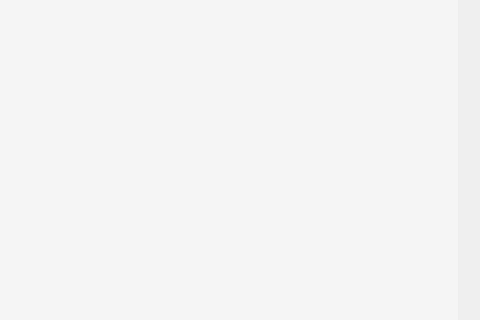
Qt form gestcommandes.ui (Farah-Torkhani/Smart_Printing_Office_QT) before a commit; both pictures show x 840 to 1320 and y 208 to 528 of the 1320 by 700 pixel window.
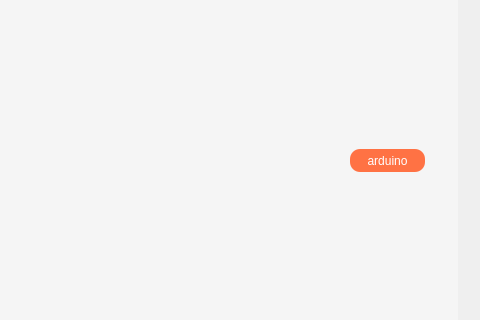
The same form after that commit. Icons and pictures are not drawn.

Patch:
```diff
--- a/gestcommandes.ui
+++ b/gestcommandes.ui
@@ -1033,6 +1033,34 @@
       <string>refreshBtn</string>
      </property>
     </widget>
+    <widget class="QPushButton" name="arduinoM_btn">
+     <property name="geometry">
+      <rect>
+       <x>1210</x>
+       <y>300</y>
+       <width>75</width>
+       <height>23</height>
+      </rect>
+     </property>
+     <property name="styleSheet">
+      <string notr="true">#arduinoM_btn{
+color:white;
+background-color:#FF7244;
+border-radius:10px;
+
+}
+
+#arduinoM_btn:hover{
+background-color:#6568F3;
+border-radius:10px;
+
+}
+</string>
+     </property>
+     <property name="text">
+      <string>arduino</string>
+     </property>
+    </widget>
    </widget>
    <widget class="QWidget" name="tab_21">
     <attribute name="title">
```
